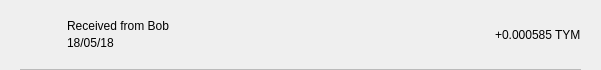
This is src/qt/timelockcoin/forms/txrow.ui in timelockcoin/tym as Qt 5 draws it before an edit. The edited form follows.
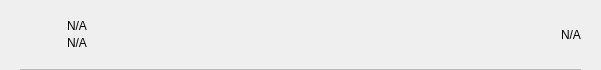
This is the edited form.

```diff
--- a/src/qt/timelockcoin/forms/txrow.ui
+++ b/src/qt/timelockcoin/forms/txrow.ui
@@ -110,7 +110,7 @@
               <string notr="true"/>
              </property>
              <property name="text">
-              <string>Received from Bob</string>
+              <string notr="true">N/A</string>
              </property>
              <property name="alignment">
               <set>Qt::AlignBottom|Qt::AlignLeading|Qt::AlignLeft</set>
@@ -123,7 +123,7 @@
               <string notr="true"/>
              </property>
              <property name="text">
-              <string>18/05/18</string>
+              <string notr="true">N/A</string>
              </property>
              <property name="alignment">
               <set>Qt::AlignLeading|Qt::AlignLeft|Qt::AlignTop</set>
@@ -138,7 +138,7 @@
             <string notr="true"/>
            </property>
            <property name="text">
-            <string>+0.000585 TYM</string>
+            <string notr="true">N/A</string>
            </property>
           </widget>
          </item>
```
